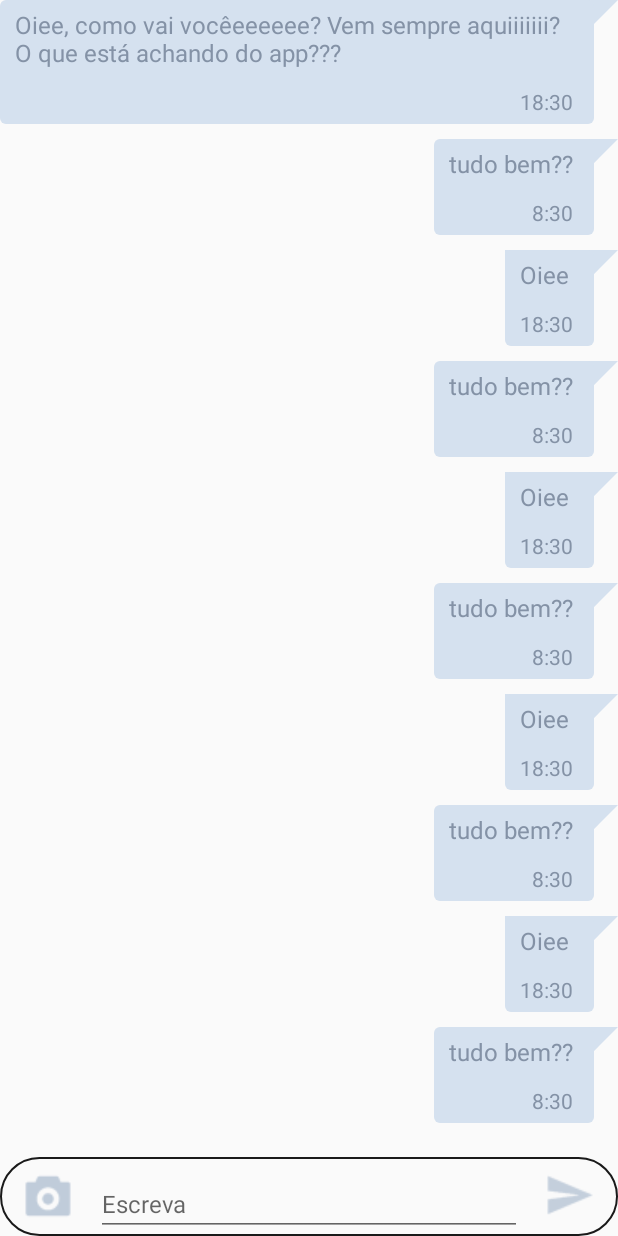
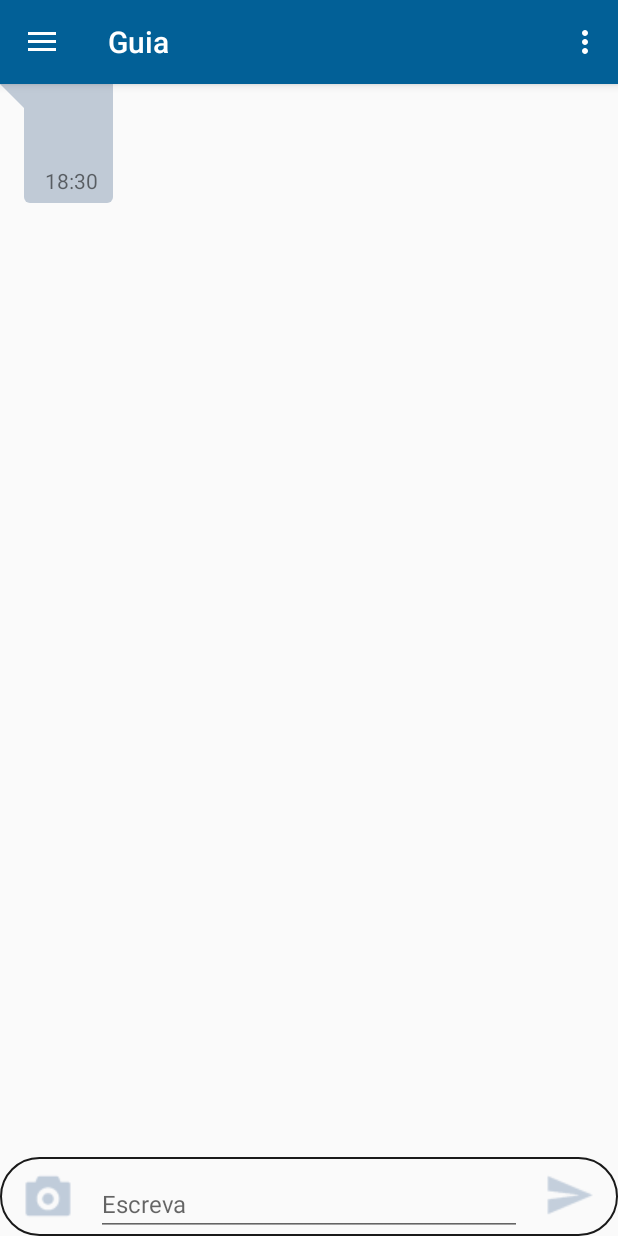
Before and after one commit to andressavazpinto/GuiaTuristico, an Android app: the ChatActivity screen opened directly, with no data from a screen before it, on a phone screen of 412 x 824 dp. Run offline under Robolectric (Android 15) with nearby library versions, the phone set to English and light mode, and no system bars; our stand-ins replace Firebase (no records; nobody signed in at launch, a user with empty details on screens opened directly).

Commit message:
Conexão com DataBase Realtime do Firebase

```diff
--- a/app/src/main/AndroidManifest.xml
+++ b/app/src/main/AndroidManifest.xml
@@ -9,9 +9,6 @@
         android:largeHeap="true"
         android:supportsRtl="true"
         android:theme="@style/AppTheme">
-
-        <meta-data android:name="com.google.android.gms.version"
-            android:value="@integer/google_play_services_version" />
 
         <activity
             android:name="com.tcc.guiaturistico.activity.SplashActivity"
--- a/app/src/main/java/adapter/ChatAdapterRight.java
+++ b/app/src/main/java/adapter/ChatAdapter.java
@@ -1,24 +1,31 @@
 package adapter;
 
+import android.annotation.SuppressLint;
 import android.app.Activity;
+import android.content.Context;
 import android.view.View;
 import android.view.ViewGroup;
+import android.widget.Adapter;
 import android.widget.BaseAdapter;
 import android.widget.TextView;
 
 import com.tcc.guiaturistico.R;
+import com.tcc.guiaturistico.activity.ChatActivity;
 
 import java.util.List;
 
 import model.Message;
+import util.DBController;
 
-public class ChatAdapterRight extends BaseAdapter {
+public class ChatAdapter extends BaseAdapter {
     private final List<Message> messages;
     private final Activity activity;
+    private DBController crud;
 
-    public ChatAdapterRight(List<Message> messages, Activity activity) {
+    public ChatAdapter(List<Message> messages, Activity activity, Context context) {
         this.messages = messages;
         this.activity = activity;
+        crud = new DBController(context);
     }
 
     @Override
@@ -38,8 +45,13 @@ public class ChatAdapterRight extends BaseAdapter {
 
     @Override
     public View getView(int position, View convertView, ViewGroup parent) {
-        View view = activity.getLayoutInflater().inflate(R.layout.balloon_right, parent, false);
         Message message = messages.get(position);
+
+        @SuppressLint("ViewHolder")
+        View view = activity.getLayoutInflater().inflate(R.layout.balloon_left, parent, false);
+
+        if(message.getIdUser() == crud.getUser().getIdUser())
+            view = activity.getLayoutInflater().inflate(R.layout.balloon_right, parent, false);
 
         TextView textViewContent = view.findViewById(R.id.textViewContent);
         TextView textViewDataHora = view.findViewById(R.id.textViewDataHora);
--- a/app/src/main/java/com/tcc/guiaturistico/activity/ChatActivity.java
+++ b/app/src/main/java/com/tcc/guiaturistico/activity/ChatActivity.java
@@ -1,7 +1,10 @@
+//https://www.youtube.com/watch?v=U0xcNBg3Lhw até 4'
+//https://www.youtube.com/watch?v=wVCz1a3ogqk ver a partir do 6'
 package com.tcc.guiaturistico.activity;
 
-/*import android.content.Intent;
+import android.content.Intent;
 import android.os.Bundle;
+import android.support.annotation.NonNull;
 import android.support.constraint.ConstraintLayout;
 import android.support.design.widget.CoordinatorLayout;
 import android.support.design.widget.NavigationView;
@@ -10,32 +13,40 @@ import android.support.v4.widget.DrawerLayout;
 import android.support.v7.app.ActionBarDrawerToggle;
 import android.support.v7.app.AppCompatActivity;
 import android.support.v7.widget.Toolbar;
+import android.util.Log;
+import android.view.Menu;
 import android.view.MenuItem;
 import android.view.View;
+import android.widget.ListView;
 import android.widget.ProgressBar;
 import android.widget.TextView;
 
+import com.google.firebase.database.DataSnapshot;
+import com.google.firebase.database.DatabaseError;
+import com.google.firebase.database.DatabaseReference;
+import com.google.firebase.database.FirebaseDatabase;
+import com.google.firebase.database.ValueEventListener;
 import com.tcc.guiaturistico.R;
 
-import util.DBController;
+import java.util.ArrayList;
+import java.util.List;
+
+import adapter.ChatAdapter;
+import model.Message;
 
 public class ChatActivity extends AppCompatActivity implements NavigationView.OnNavigationItemSelectedListener {
-    private DBController crud;
     private ProgressBar spinner;
-    private ConstraintLayout layout;
-    private ConstraintLayout contentMain;
-    private CoordinatorLayout appBar;
     public TextView nameNavHeader, localizationNavHeader;
-    private View headerView;
-    private NavigationView navigationView;
-    private Toolbar toolbar;
-    private DrawerLayout drawer;
+    ConstraintLayout contentMain;
+    FirebaseDatabase database;
+    List<Message> list;
 
     @Override
     public void onCreate(Bundle savedInstanceState) {
         super.onCreate(savedInstanceState);
         setContentView(R.layout.activity_home);
-        crud = new DBController(this);
+        database = FirebaseDatabase.getInstance();
+        list = new ArrayList<Message>();
         setupComponents();
     }
 
@@ -44,10 +55,10 @@ public class ChatActivity extends AppCompatActivity implements NavigationView.On
         spinner = findViewById(R.id.progressBar);
         spinner.setVisibility(View.VISIBLE);
 
-        navigationView = findViewById(R.id.nav_view);
+        NavigationView navigationView = findViewById(R.id.nav_view);
         navigationView.setNavigationItemSelectedListener(this);
 
-        headerView = navigationView.getHeaderView(0);
+        View headerView = navigationView.getHeaderView(0);
 
         nameNavHeader = headerView.findViewById(R.id.nameNavHeader);
         nameNavHeader.setText(getIntent().getStringExtra("name")); //pegando o que foi passado pela activity anterior
@@ -55,19 +66,22 @@ public class ChatActivity extends AppCompatActivity implements NavigationView.On
         localizationNavHeader = headerView.findViewById(R.id.localizationNavHeader);
         localizationNavHeader.setText(getIntent().getStringExtra("localization"));
 
-        toolbar = findViewById(R.id.toolbar);
+        Toolbar toolbar = findViewById(R.id.toolbar);
         setSupportActionBar(toolbar);
 
-        drawer = findViewById(R.id.drawer_layout);
+        DrawerLayout drawer = findViewById(R.id.drawer_layout);
         ActionBarDrawerToggle toggle = new ActionBarDrawerToggle(
                 this, drawer, toolbar, R.string.navigation_drawer_open, R.string.navigation_drawer_close);
         drawer.addDrawerListener(toggle);
         toggle.syncState();
 
-        appBar = findViewById(R.id.appbarlayout);
+        CoordinatorLayout appBar = findViewById(R.id.appbarlayout);
         contentMain = appBar.findViewById(R.id.contentChat);
+        ConstraintLayout otherContent = appBar.findViewById(R.id.contentMain);
+        otherContent.setVisibility(View.GONE);
         contentMain.setVisibility(View.VISIBLE);
-        //layout = contentMain.findViewById(R.id.fragHome);
+
+        getMessages();
     }
 
     @Override
@@ -83,21 +97,22 @@ public class ChatActivity extends AppCompatActivity implements NavigationView.On
 
     @SuppressWarnings("StatementWithEmptyBody")
     @Override
-    public boolean onNavigationItemSelected(MenuItem item) {
-        // Handle navigation view item clicks here.
+    public boolean onNavigationItemSelected(@NonNull MenuItem item) {
         int id = item.getItemId();
-
-        if (id == R.id.nav_profile) {
+        switch (id) {
+            case R.id.nav_profile:
                 openProfile();
-        } else if (id == R.id.nav_guide) {
-
-        } else if (id == R.id.nav_settings) {
-
-        } else if (id == R.id.nav_chats) {
-
-        } else if (id == R.id.nav_changeInterests) {
+                break;
+            case R.id.nav_guide:
+                break;
+            case R.id.nav_settings:
+                break;
+            case R.id.nav_chats:
+                break;
+            case R.id.nav_changeInterests:
                 openChangeInterests();
-        } else if (id == R.id.nav_logout) {
+                break;
+            case R.id.nav_logout:
                 //fechar sessão
                 startActivity(new Intent(this, LoginActivity.class));  //O efeito ao ser pressionado do botão (no caso abre a activity)
                 finishAffinity();
@@ -106,6 +121,28 @@ public class ChatActivity extends AppCompatActivity implements NavigationView.On
         DrawerLayout drawer = findViewById(R.id.drawer_layout);
         drawer.closeDrawer(GravityCompat.START);
         return true;
+    }
+
+    @Override
+    public boolean onCreateOptionsMenu(Menu menu) {
+        getMenuInflater().inflate(R.menu.chat_menu, menu);
+        return true;
+    }
+
+    @Override
+    public boolean onOptionsItemSelected(MenuItem item) {
+        int id = item.getItemId();
+        switch (id) {
+            case R.id.automaticTranslation:
+                break;
+            case R.id.suggestion:
+                break;
+            case R.id.reportGuide:
+                break;
+            case R.id.leftSession:
+                break;
+        }
+        return super.onOptionsItemSelected(item);
     }
 
     public void openProfile(){
@@ -117,91 +154,52 @@ public class ChatActivity extends AppCompatActivity implements NavigationView.On
         Intent intent = new Intent(this, InterestsActivity.class);
         startActivity(intent);
     }
-}*/
 
+    private void listMessages() {
+        //chamar lista de mensagens pela API. Trabalhar com paginação e pilha, ou leitura desc.
+        //Apresnder a pegar mensagem em tempo real. Setar balão correto na exibição
+        ListView chat = contentMain.findViewById(R.id.list_messages);
 
-
-import android.support.v7.app.AppCompatActivity;
-import android.os.Bundle;
-import android.widget.ListView;
-
-import com.tcc.guiaturistico.R;
-
-import java.util.ArrayList;
-import java.util.List;
-
-import adapter.ChatAdapterRight;
-import model.Message;
-
-public class ChatActivity extends AppCompatActivity {
-
-    @Override
-    protected void onCreate(Bundle savedInstanceState) {
-        super.onCreate(savedInstanceState);
-        setContentView(R.layout.activity_chat);
-
-        ListView chat = findViewById(R.id.list_messages);
-        List<Message> estabelecimentos = getMessages();
-
-        final ChatAdapterRight adapter = new ChatAdapterRight(estabelecimentos, this);
+        final ChatAdapter adapter = new ChatAdapter(list, this, this);
         chat.setAdapter(adapter);
     }
 
-    private List<Message> getMessages() {
-        List<Message> list = new ArrayList();
+    private void getMessages() {
+        Log.d("ChatActivity", "Inside of getMessages(): " + list.toString());
+        final Message m1 = new Message();
 
-        Message m1 = new Message();
-        Message m2 = new Message();
-        Message m3 = new Message();
-        Message m4 = new Message();
-        Message m5 = new Message();
-        Message m6 = new Message();
-        Message m7 = new Message();
-        Message m8 = new Message();
-        Message m9 = new Message();
-        Message m10 = new Message();
+        // Read from the database
+        DatabaseReference myRef = database.getReference("message");
+        //DatabaseReference myRef = database.getReference().getRoot();
+        myRef.addValueEventListener(new ValueEventListener() {
+            @Override
+            public void onDataChange(DataSnapshot dataSnapshot) {
+                // This method is called once with the initial value and again
+                // whenever data at this location is updated.
+                String value = dataSnapshot.getValue(String.class);
+                //String value = dataSnapshot.getValue(Message.class);
+                //
+                Log.d("ChatActivity", "Value is: " + value);
 
-        m1.setContent("Oiee, como vai vocêeeeeee? Vem sempre aquiiiiiii? O que está achando do app???");
+                m1.setContent(dataSnapshot.getValue(String.class));
                 m1.setDataHora("18:30");
+                m1.setIdUser(3);
+                list.add(m1);
 
-        m2.setContent("tudo bem??");
-        m2.setDataHora("8:30");
+                listMessages();
+            }
 
-        m3.setContent("Oiee");
-        m3.setDataHora("18:30");
+            @Override
+            public void onCancelled(DatabaseError error) {
+                // Failed to read value
+                Log.w("ChatActivity", "Failed to read value.", error.toException());
+            }
+        });
 
-        m4.setContent("tudo bem??");
-        m4.setDataHora("8:30");
+        // Write a message to the database
+        //DatabaseReference myRef = database.getReference("message");
+        //myRef.setValue("Hello, World!");
 
-        m5.setContent("Oiee");
-        m5.setDataHora("18:30");
-
-        m6.setContent("tudo bem??");
-        m6.setDataHora("8:30");
-
-        m7.setContent("Oiee");
-        m7.setDataHora("18:30");
-
-        m8.setContent("tudo bem??");
-        m8.setDataHora("8:30");
-
-        m9.setContent("Oiee");
-        m9.setDataHora("18:30");
-
-        m10.setContent("tudo bem??");
-        m10.setDataHora("8:30");
-
-        list.add(m1);
-        list.add(m2);
-        list.add(m3);
-        list.add(m4);
-        list.add(m5);
-        list.add(m6);
-        list.add(m7);
-        list.add(m8);
-        list.add(m9);
-        list.add(m10);
-
-        return list;
+        spinner.setVisibility(View.GONE);
     }
 }
--- a/app/src/main/java/com/tcc/guiaturistico/activity/MainActivity.java
+++ b/app/src/main/java/com/tcc/guiaturistico/activity/MainActivity.java
@@ -4,7 +4,10 @@ package com.tcc.guiaturistico.activity;
  * Created by Andressa on 30/03/2018.
  */
 
+import android.app.NotificationChannel;
+import android.app.NotificationManager;
 import android.content.Intent;
+import android.os.Build;
 import android.support.v7.app.AppCompatActivity;
 import android.os.Bundle;
 import android.view.View;
@@ -15,12 +18,14 @@ import com.tcc.guiaturistico.R;
 public class MainActivity extends AppCompatActivity {
 
     private Button buttonSignUp, buttonSignIn;
+    private static final String TAG = "MainActivity";
 
     @Override
     protected void onCreate(Bundle savedInstanceState) {
         super.onCreate(savedInstanceState);
         setContentView(R.layout.activity_signin);
         setupComponents();
+
     }
 
     public void setupComponents() {
--- a/app/src/main/java/model/Message.java
+++ b/app/src/main/java/model/Message.java
@@ -1,13 +1,14 @@
 package model;
 
 public class Message {
-    private int idMessage;
+    private int idMessage, idUser;
     private String content, dataHora;
 
     public Message() {
     }
 
-    public Message(int idMessage, String content, String dataHora) {
+    public Message(int idMessage, int idUser, String content, String dataHora) {
+        this.idUser = idUser;
         this.idMessage = idMessage;
         this.content = content;
         this.dataHora = dataHora;
@@ -20,6 +21,10 @@ public class Message {
     public void setIdMessage(int idMessage) {
         this.idMessage = idMessage;
     }
+
+    public int getIdUser() { return idUser; }
+
+    public void setIdUser(int idUser) { this.idUser = idUser; }
 
     public String getContent() {
         return content;
--- a/app/src/main/java/util/DBHelper.java
+++ b/app/src/main/java/util/DBHelper.java
@@ -17,7 +17,7 @@ import model.User;
 public class DBHelper extends SQLiteOpenHelper {
 
     public static final String BASE_NAME = "DBApp";
-    public static final int BASE_VERSION = 7;
+    public static final int BASE_VERSION = 8;
 
     public DBHelper(Context context) {
         super(context, BASE_NAME, null, BASE_VERSION);
--- a/app/src/main/java/util/Url.java
+++ b/app/src/main/java/util/Url.java
@@ -9,7 +9,7 @@ public class Url {
     //também é necessário que a API esteja ativa na rede
 
     //Morato
-    public static String BASE_URL = "http://192.168.0.101:8089/GuiaWSMaven/rest/";
+    //public static String BASE_URL = "http://192.168.0.101:8089/GuiaWSMaven/rest/";
     //SP
-    //public static String BASE_URL = "http://192.168.0.4:8089/GuiaWSMaven/rest/";
+    public static String BASE_URL = "http://192.168.0.4:8089/GuiaWSMaven/rest/";
 }
--- a/app/src/main/res/layout/activity_home.xml
+++ b/app/src/main/res/layout/activity_home.xml
@@ -21,9 +21,10 @@
         android:layout_width="wrap_content"
         android:layout_height="match_parent"
         android:layout_gravity="start"
-        android:layout_marginLeft="@dimen/activity_horizontal_margin"
+        android:layout_marginStart="@dimen/activity_horizontal_margin"
         android:fitsSystemWindows="true"
         app:itemTextColor="@color/textItem"
         app:headerLayout="@layout/nav_header"
         app:menu="@menu/activity_main_drawer" />
+
 </android.support.v4.widget.DrawerLayout>
--- a/app/src/main/res/layout/content_chat.xml
+++ b/app/src/main/res/layout/content_chat.xml
@@ -10,9 +10,31 @@
     android:id="@+id/contentChat"
     android:visibility="gone">
 
-    <LinearLayout
-        android:layout_width="match_parent"
-        android:layout_height="match_parent"
-        android:orientation="vertical">
-    </LinearLayout>
+        <RelativeLayout
+            android:layout_width="match_parent"
+            android:layout_height="match_parent"
+            android:orientation="vertical" >
+
+            <LinearLayout
+                android:layout_width="match_parent"
+                android:layout_height="match_parent"
+                android:orientation="vertical">
+
+                <ListView
+                    android:id="@+id/list_messages"
+                    android:layout_width="match_parent"
+                    android:layout_height="match_parent"
+                    android:layout_weight="1.05"
+                    android:clickable="false"
+                    android:divider="@drawable/divider_messages"
+                    android:layout_gravity="top">
+                </ListView>
+
+                <include
+                    layout="@layout/chat_bar"
+                    android:layout_width="match_parent"
+                    android:layout_height="wrap_content"
+                    android:gravity="bottom"/>
+            </LinearLayout>
+        </RelativeLayout>
 </android.support.constraint.ConstraintLayout>
--- /dev/null
+++ b/app/src/main/res/menu/chat_menu.xml
@@ -0,0 +1,22 @@
+<?xml version="1.0" encoding="utf-8"?>
+<menu xmlns:app="http://schemas.android.com/apk/res-auto"
+    xmlns:android="http://schemas.android.com/apk/res/android">
+
+    <item
+        android:id="@+id/automaticTranslation"
+        android:title="@string/automaticTranslation"
+        app:actionLayout="@layout/switch_item"
+        app:showAsAction="withText"/>
+    <item
+        android:id="@+id/suggestion"
+        android:title="@string/suggestion">
+        <menu>
+        </menu>
+    </item>
+    <item
+        android:id="@+id/reportGuide"
+        android:title="@string/reportGuide" />
+    <item
+        android:id="@+id/leftSession"
+        android:title="@string/leftSession" />
+</menu>
--- a/app/src/main/res/values/strings.xml
+++ b/app/src/main/res/values/strings.xml
@@ -54,10 +54,29 @@
     <string name="write">Escreva</string>
     <string name="buttonCam">Enviar imagem</string>
     <string name="buttonSend">Enviar texto informado</string>
+    <string name="automaticTranslation">Tradução automática</string>
+    <string name="suggestion">Sugestão</string>
+    <string name="reportGuide">Denunciar guia</string>
+    <string name="leftSession">Abandonar sessão</string>
 
     <string-array name="list_languages">
         <item>English</item>
         <item>Español</item>
         <item>Português-BR</item>
     </string-array>
+
+    <string name="quickstart_message">Click the SUBSCRIBE TO NEWS button below to subscribe to the
+    news topic. Messages sent to the news topic will be received. The LOG TOKEN button logs the
+    InstanceID token to logcat.</string>
+    <string name="subscribe_to_news">Subscribe To News</string>
+    <string name="log_token">Log Token</string>
+    <string name="msg_subscribed">Subscribed to news topic</string>
+    <string name="msg_token_fmt" translatable="false">InstanceID Token: %s</string>
+    <string name="default_notification_channel_id" translatable="false">fcm_default_channel</string>
+    <!--
+        This is the name that users will see when interacting with this channel.
+        It should describe the category of notifications that will be sent through this channel
+     -->
+    <string name="default_notification_channel_name" translatable="true">News</string>
+    <string name="msg_subscribe_failed">Failed to subscribe to news topic</string>
 </resources>
--- a/build.gradle
+++ b/build.gradle
@@ -8,7 +8,7 @@ buildscript {
     }
     dependencies {
         classpath 'com.android.tools.build:gradle:3.1.4'
-
+        classpath 'com.google.gms:google-services:4.0.1'
 
         // NOTE: Do not place your application dependencies here; they belong
         // in the individual module build.gradle files
```
Also changed, not shown: app/build.gradle (+6 -3 lines), app/src/main/res/layout/switch_item.xml (added, +11 -0 lines). Lines whose indentation alone changed are shown as unchanged.
